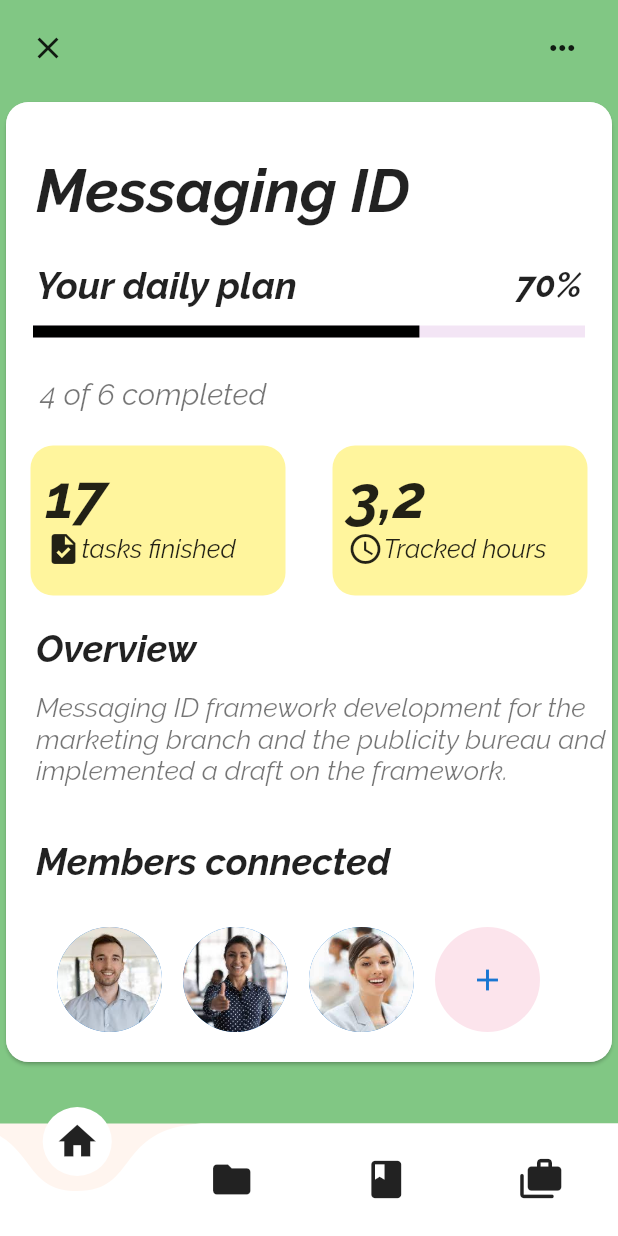
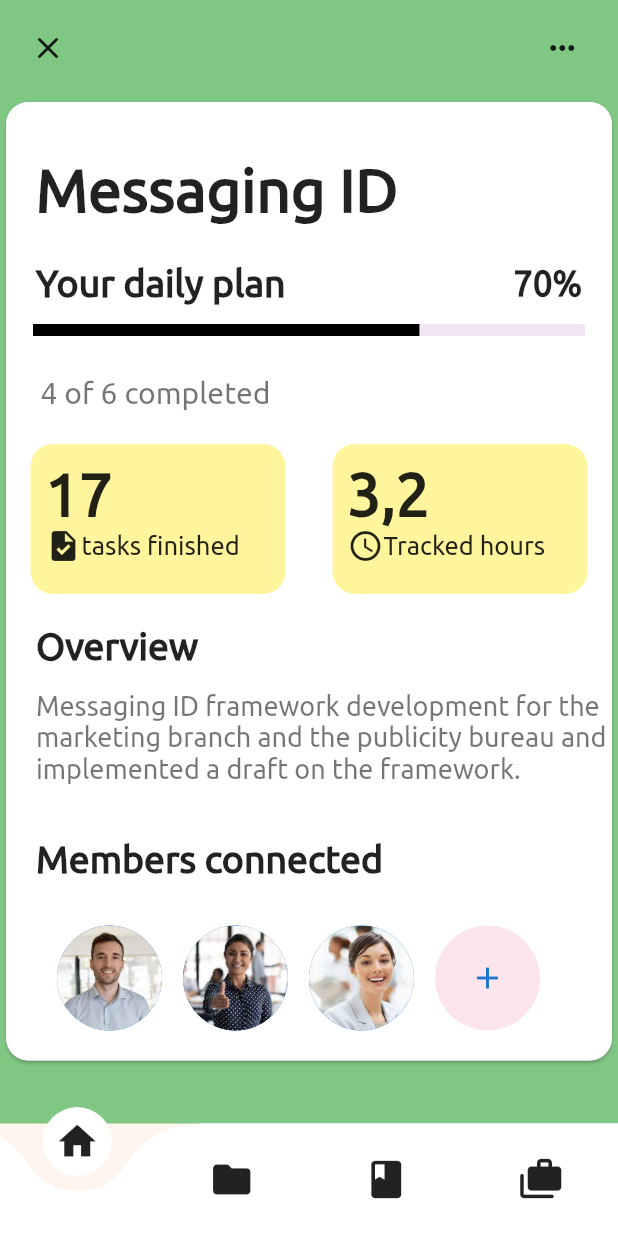
Before and after one commit to prtham312/flutter_profile_page, a Flutter app: the Page3 screen opened directly, on a phone screen of 412 x 824 dp. Run offline on Flutter 3.47's test engine with Material 2 defaults, Android fonts, the light colour scheme and no system bars; drawn by our look-alikes of curved_navigation_bar, percent_indicator.

Commit message:
final commit

```diff
--- a/lib/page_3.dart
+++ b/lib/page_3.dart
@@ -62,7 +62,7 @@ class Page3 extends StatelessWidget {
                                 textAlign: TextAlign.start,
                                 style: TextStyle(
                                   fontSize: 40,
-                                  fontFamily: 'Raleway',
+                                  fontFamily: 'Ubuntu',
                                   fontWeight: FontWeight.bold,
                                 ),
                               ),
@@ -80,7 +80,7 @@ class Page3 extends StatelessWidget {
                               const Text(
                                 'Your daily plan',
                                 style: TextStyle(
-                                  fontFamily: 'Raleway',
+                                  fontFamily: 'Ubuntu',
                                   fontSize: 25,
                                   fontWeight: FontWeight.bold,
                                 ),
@@ -91,7 +91,7 @@ class Page3 extends StatelessWidget {
                                 child: const Text(
                                   '70%',
                                   style: TextStyle(
-                                    fontFamily: 'Raleway',
+                                    fontFamily: 'Ubuntu',
                                     fontWeight: FontWeight.bold,
                                     fontSize: 23,
                                   ),
@@ -125,7 +125,7 @@ class Page3 extends StatelessWidget {
                                 child: const Text(
                                   '4 of 6 completed',
                                   style: TextStyle(
-                                    fontFamily: 'Raleway',
+                                    fontFamily: 'Ubuntu',
                                     color: Colors.black54,
                                     fontSize: 20,
                                   ),
@@ -151,7 +151,7 @@ class Page3 extends StatelessWidget {
                                   const Text(
                                     '17',
                                     style: TextStyle(
-                                      fontFamily: 'Raleway',
+                                      fontFamily: 'Ubuntu',
                                       fontWeight: FontWeight.bold,
                                       fontSize: 40,
                                     ),
@@ -163,7 +163,7 @@ class Page3 extends StatelessWidget {
                                       Text(
                                         'tasks finished',
                                         style: TextStyle(
-                                          fontFamily: 'Raleway',
+                                          fontFamily: 'Ubuntu',
                                           fontSize: 17,
                                         ),
                                       )
@@ -186,7 +186,7 @@ class Page3 extends StatelessWidget {
                                   Text(
                                     '3,2',
                                     style: TextStyle(
-                                      fontFamily: 'Raleway',
+                                      fontFamily: 'Ubuntu',
                                       fontSize: 40,
                                       fontWeight: FontWeight.bold,
                                     ),
@@ -198,7 +198,7 @@ class Page3 extends StatelessWidget {
                                         'Tracked hours',
                                         style: TextStyle(
                                           fontSize: 17,
-                                          fontFamily: 'Raleway',
+                                          fontFamily: 'Ubuntu',
                                         ),
                                       )
                                     ],
@@ -216,7 +216,7 @@ class Page3 extends StatelessWidget {
                               Text(
                                 'Overview',
                                 style: TextStyle(
-                                  fontFamily: 'Raleway',
+                                  fontFamily: 'Ubuntu',
                                   fontSize: 25,
                                   fontWeight: FontWeight.bold,
                                 ),
@@ -230,7 +230,7 @@ class Page3 extends StatelessWidget {
                             'Messaging ID framework development for the \nmarketing branch and the publicity bureau and implemented a draft on the framework.',
                             textAlign: TextAlign.start,
                             style: TextStyle(
-                              fontFamily: 'Raleway',
+                              fontFamily: 'Ubuntu',
                               color: Colors.black54,
                               fontSize: 18,
                             ),
@@ -245,7 +245,7 @@ class Page3 extends StatelessWidget {
                                 'Members connected',
                                 textAlign: TextAlign.start,
                                 style: TextStyle(
-                                  fontFamily: 'Raleway',
+                                  fontFamily: 'Ubuntu',
                                   fontSize: 25,
                                   fontWeight: FontWeight.bold,
                                 ),
--- a/pubspec.yaml
+++ b/pubspec.yaml
@@ -87,7 +87,10 @@ flutter:
         - asset: fonts/Oswald-VariableFont_wght.ttf
     - family: Raleway
       fonts:
-        - asset: fonts/Raleway-Italic-VariableFont_wght.ttf
+        - asset: fonts/Raleway-VariableFont_wght.ttf
+    - family: Ubuntu
+      fonts:
+        - asset: fonts/Ubuntu-Regular.ttf
 
   #
   # For details regarding fonts from package dependencies,
```
Also changed, not shown: lib/page_1.dart (+6 -5 lines), lib/page_2.dart (+7 -7 lines), fonts/Raleway-Italic-VariableFont_wght.ttf (deleted), fonts/Raleway-VariableFont_wght.ttf (added), fonts/Ubuntu-Regular.ttf (added).
